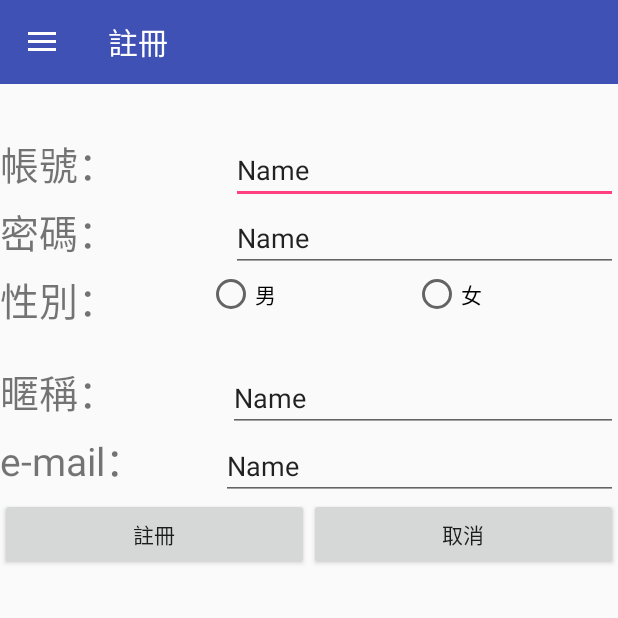
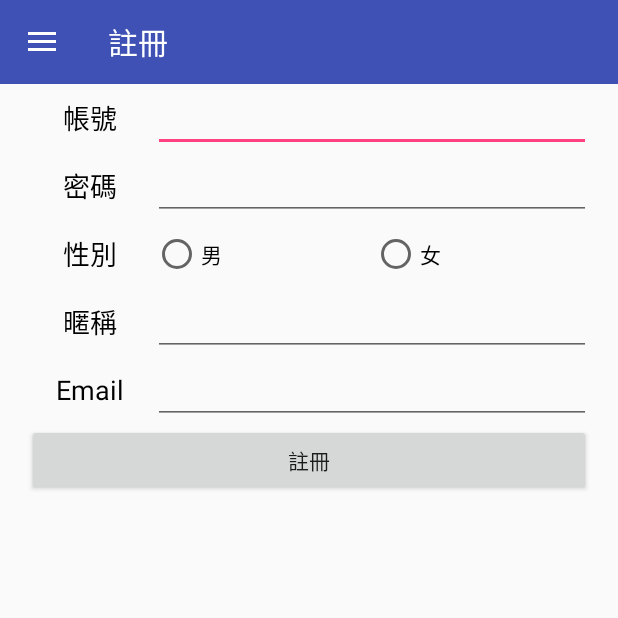
Before and after one commit to BentoOfKing/BentoOfKing, an Android app: the RegisterActivity screen opened directly, with no data from a screen before it, on a phone screen of 412 x 824 dp, the top half of it. Run offline under Robolectric (Android 15) with nearby library versions, the phone set to English and light mode, and no system bars.

Commit message:
Merge remote-tracking branch 'origin/master'
# Conflicts:
#	app/src/main/res/layout/lookmember.xml
#	app/src/main/res/values/dimens.xml

```diff
--- a/app/src/main/java/com/cce/nkfust/tw/bentoofking/MainActivity.java
+++ b/app/src/main/java/com/cce/nkfust/tw/bentoofking/MainActivity.java
@@ -2,6 +2,7 @@ package com.cce.nkfust.tw.bentoofking;
 
 import android.support.v4.widget.DrawerLayout;
 import android.os.Bundle;
+import android.support.v7.app.AppCompatActivity;
 import android.support.v7.widget.Toolbar;
 import android.widget.ListView;
 
--- a/app/src/main/res/layout/activity_register.xml
+++ b/app/src/main/res/layout/activity_register.xml
@@ -22,92 +22,87 @@
         android:layout_width="match_parent"
         android:layout_height="match_parent">
         <!-- The main content view -->
-        <LinearLayout
+        <ScrollView
+            android:layout_width="match_parent"
+            android:layout_height="match_parent">
+
+            <RelativeLayout
                 android:id="@+id/content_frame"
                 android:layout_width="match_parent"
-            android:layout_height="match_parent"
-            android:orientation="vertical">
+                android:layout_height="wrap_content"
+                android:paddingLeft="18dp"
+                android:paddingRight="18dp">
 
-            <LinearLayout
-                android:id="@+id/linearLayout"
+                <TableLayout
+                    android:id="@+id/tableLayout"
                     android:layout_width="match_parent"
-                android:layout_height="33dp"
-                android:orientation="horizontal">
+                    android:layout_height="wrap_content">
 
-            </LinearLayout>
-
-            <LinearLayout
-                android:id="@+id/Member_frame"
+                    <TableRow
                         android:layout_width="match_parent"
-                android:layout_height="wrap_content"
-                android:orientation="horizontal">
+                        android:layout_height="match_parent">
 
                         <TextView
                             android:id="@+id/MemberNumber"
-                    android:layout_width="110dp"
-                    android:layout_height="wrap_content"
+                            android:layout_width="wrap_content"
+                            android:layout_height="match_parent"
                             android:layout_weight="1"
+                            android:gravity="center"
                             android:text="@string/member_number"
-                    android:textSize="@dimen/title_size" />
+                            android:textColor="@android:color/black"
+                            android:textSize="@dimen/font_size" />
 
                         <EditText
                             android:id="@+id/memberNumber"
                             android:layout_width="wrap_content"
-                    android:layout_height="wrap_content"
-                    android:layout_weight="1"
+                            android:layout_height="45dp"
+                            android:layout_weight="2"
                             android:ems="10"
-                    android:inputType="textPersonName"
-                    android:text="Name" />
-            </LinearLayout>
+                            android:inputType="textPersonName" />
+                    </TableRow>
 
-            <LinearLayout
-                android:id="@+id/Password_frame"
+                    <TableRow
                         android:layout_width="match_parent"
-                android:layout_height="wrap_content"
-                android:orientation="horizontal">
+                        android:layout_height="match_parent">
 
                         <TextView
                             android:id="@+id/Password"
-                    android:layout_width="110dp"
-                    android:layout_height="wrap_content"
+                            android:layout_width="wrap_content"
+                            android:layout_height="match_parent"
                             android:layout_weight="1"
+                            android:gravity="center"
                             android:text="@string/password"
-                    android:textSize="@dimen/title_size" />
+                            android:textColor="@android:color/black"
+                            android:textSize="@dimen/font_size" />
 
                         <EditText
                             android:id="@+id/password"
                             android:layout_width="wrap_content"
-                    android:layout_height="wrap_content"
-                    android:layout_weight="1"
+                            android:layout_height="45dp"
+                            android:layout_weight="2"
                             android:ems="10"
-                    android:inputType="textPersonName"
-                    android:text="Name" />
-            </LinearLayout>
+                            android:inputType="textPersonName" />
+                    </TableRow>
 
-            <LinearLayout
-                android:id="@+id/Sex_frame"
+                    <TableRow
                         android:layout_width="match_parent"
-                android:layout_height="61dp"
-                android:orientation="horizontal">
+                        android:layout_height="match_parent">
 
                         <TextView
                             android:id="@+id/Sex"
-                    android:layout_width="275dp"
-                    android:layout_height="wrap_content"
-                    android:layout_weight="1"
-                    android:text="@string/sex"
-                    android:textSize="@dimen/title_size" />
-
-                <LinearLayout
-                    android:id="@+id/radiobutton"
-                    android:layout_width="match_parent"
+                            android:layout_width="wrap_content"
                             android:layout_height="match_parent"
                             android:layout_weight="1"
-                    android:orientation="horizontal">
+                            android:gravity="center"
+                            android:text="@string/sex"
+                            android:textColor="@android:color/black"
+                            android:textSize="@dimen/font_size" />
 
                         <RadioGroup
                             android:layout_width="match_parent"
-                        android:layout_height="44dp"
+                            android:layout_height="45dp"
+                            android:layout_weight="2"
+                            android:gravity="center"
                             android:orientation="horizontal">
 
                             <RadioButton
@@ -124,88 +119,68 @@
                                 android:layout_weight="1"
                                 android:text="@string/woman" />
                         </RadioGroup>
-                </LinearLayout>
+                    </TableRow>
 
-            </LinearLayout>
-
-            <LinearLayout
-                android:id="@+id/Nickname_frame"
+                    <TableRow
                         android:layout_width="match_parent"
-                android:layout_height="wrap_content"
-                android:orientation="horizontal">
+                        android:layout_height="match_parent">
 
                         <TextView
                             android:id="@+id/Nickname"
-                    android:layout_width="105dp"
-                    android:layout_height="wrap_content"
+                            android:layout_width="wrap_content"
+                            android:layout_height="match_parent"
                             android:layout_weight="1"
+                            android:gravity="center"
                             android:text="@string/nickname"
-                    android:textSize="@dimen/title_size" />
+                            android:textColor="@android:color/black"
+                            android:textSize="@dimen/font_size" />
 
                         <EditText
                             android:id="@+id/nickname"
                             android:layout_width="wrap_content"
-                    android:layout_height="wrap_content"
-                    android:layout_weight="1"
+                            android:layout_height="45dp"
+                            android:layout_weight="2"
                             android:ems="10"
-                    android:inputType="textPersonName"
-                    android:text="Name" />
-            </LinearLayout>
+                            android:inputType="textPersonName" />
+                    </TableRow>
 
-            <LinearLayout
-                android:id="@+id/Emailframe"
+                    <TableRow
                         android:layout_width="match_parent"
-                android:layout_height="wrap_content"
-                android:orientation="horizontal">
+                        android:layout_height="match_parent">
 
                         <TextView
                             android:id="@+id/E-mail"
                             android:layout_width="wrap_content"
-                    android:layout_height="wrap_content"
+                            android:layout_height="match_parent"
                             android:layout_weight="1"
+                            android:gravity="center"
                             android:text="@string/email"
-                    android:textSize="@dimen/title_size" />
+                            android:textColor="@android:color/black"
+                            android:textSize="@dimen/font_size" />
 
                         <EditText
                             android:id="@+id/e-mail"
                             android:layout_width="wrap_content"
-                    android:layout_height="wrap_content"
-                    android:layout_weight="1"
+                            android:layout_height="45dp"
+                            android:layout_weight="2"
                             android:ems="10"
-                    android:inputType="textPersonName"
-                    android:text="Name" />
-            </LinearLayout>
-
-
-            <LinearLayout
-                android:id="@+id/Button_frame"
-                android:layout_width="match_parent"
-                android:layout_height="wrap_content">
+                            android:inputType="textPersonName" />
+                    </TableRow>
+                </TableLayout>
 
 
                 <Button
                     android:id="@+id/registered"
-                    android:layout_width="wrap_content"
+                    android:layout_width="match_parent"
                     android:layout_height="wrap_content"
+                    android:layout_alignParentStart="true"
+                    android:layout_below="@+id/tableLayout"
                     android:layout_weight="1"
                     android:text="@string/registered" />
 
-                <Button
-                    android:id="@+id/cancel"
-                    android:layout_width="wrap_content"
-                    android:layout_height="wrap_content"
-                    android:layout_weight="1"
-                    android:text="@string/cancel" />
-            </LinearLayout>
 
-
-
-
-
-
-
-
-        </LinearLayout>
+            </RelativeLayout>
+        </ScrollView>
 
         <!-- The navigation drawer -->
         <ListView
@@ -216,7 +191,9 @@
             android:background="@android:color/holo_orange_dark"
             android:choiceMode="singleChoice"
             android:divider="@android:color/transparent"
-            android:dividerHeight="0dp" />
+            android:dividerHeight="0dp" >
+
+        </ListView>
     </android.support.v4.widget.DrawerLayout>
 
 
--- a/app/src/main/res/values/dimens.xml
+++ b/app/src/main/res/values/dimens.xml
@@ -1,4 +1,5 @@
 <?xml version="1.0" encoding="utf-8"?>
 <resources>
     <dimen name="title_size">26sp</dimen>
+    <dimen name="font_size">18sp</dimen>
 </resources>
--- a/app/src/main/res/values/strings.xml
+++ b/app/src/main/res/values/strings.xml
@@ -11,29 +11,29 @@
     <string name="orderNow">立即訂購</string>
     <string name="undo">還原</string>
     <string name="clear">清除</string>
-    <string name="member_number">帳號：</string>
-    <string name="password">密碼：</string>
-    <string name="sex">性別：</string>
+    <string name="member_number">帳號</string>
+    <string name="password">密碼</string>
+    <string name="sex">性別</string>
     <string name="man">男</string>
     <string name="woman">女</string>
-    <string name="email">e-mail：</string>
+    <string name="email">Email</string>
     <string name="confirm">確認</string>
     <string name="cancel">取消</string>
     <string name="resetpassword">重設密碼</string>
-    <string name="belongstore">所屬店家：</string>
-    <string name="commen">已發表評論：</string>
-    <string name="status">狀態：</string>
-    <string name="username">用戶名稱：</string>
-    <string name="address">居住地址：</string>
-    <string name="workertime">營業時間：</string>
-    <string name="parking">停車資訊：</string>
-    <string name="phone">電話號碼：</string>
-    <string name="decorating">店內照片：</string>
-    <string name="menu">菜單照片：</string>
+    <string name="belongstore">所屬店家</string>
+    <string name="commen">已發表評論</string>
+    <string name="status">狀態</string>
+    <string name="username">用戶名稱</string>
+    <string name="address">居住地址</string>
+    <string name="workertime">營業時間</string>
+    <string name="parking">停車資訊</string>
+    <string name="phone">電話號碼</string>
+    <string name="decorating">店內照片</string>
+    <string name="menu">菜單照片</string>
     <string name="update">上傳</string>
     <string name="registered">註冊</string>
-    <string name="storename">店家名稱：</string>
-    <string name="storeaddress">店家地址：</string>
+    <string name="storename">店家名稱</string>
+    <string name="storeaddress">店家地址</string>
     <string name="add">新增</string>
     <string name="Previous_page">上一頁</string>
     <string name="push_manage">推播管理</string>
@@ -41,7 +41,7 @@
     <string name="send_time">發送時間</string>
     <string name="push_content">推播內容</string>
     <string name="addpush">新增推播</string>
-    <string name="nickname">暱稱：</string>
+    <string name="nickname">暱稱</string>
     <string name="login">登入</string>
     <string name="register">註冊</string>
     <string name="becomeStore">成為店家</string>
```
Lines whose indentation alone changed are shown as unchanged.
